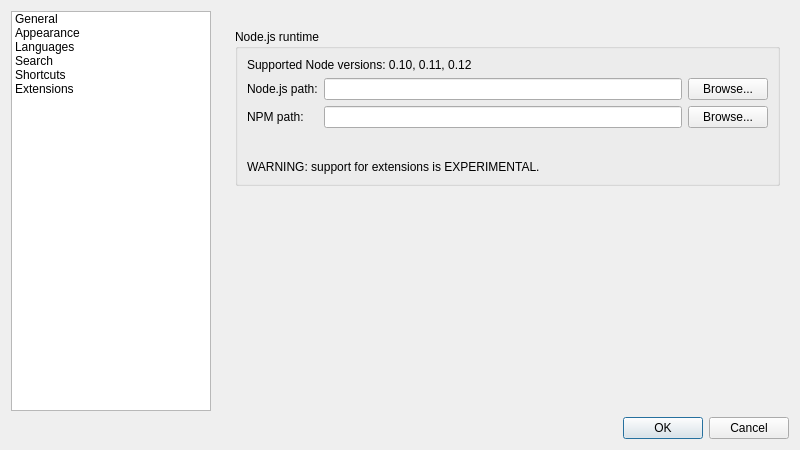
First picture: the form in src/ui/frmpreferences.ui, repository notepadqq/notepadqq, before the edit.
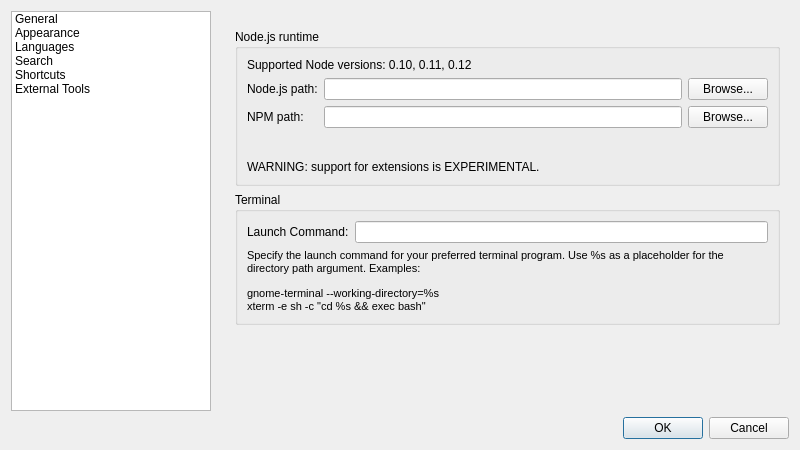
Second picture: the form after the edit. The open tabs and pages were chosen to show the change. Icons and pictures are not drawn.

The edit to the form file:
```diff
--- a/src/ui/frmpreferences.ui
+++ b/src/ui/frmpreferences.ui
@@ -78,7 +78,7 @@
        </item>
        <item>
         <property name="text">
-         <string>Extensions</string>
+         <string>External Tools</string>
         </property>
        </item>
       </widget>
@@ -86,7 +86,7 @@
      <item>
       <widget class="QStackedWidget" name="stackedWidget">
        <property name="currentIndex">
-        <number>0</number>
+        <number>4</number>
        </property>
        <widget class="QWidget" name="page">
         <layout class="QVBoxLayout" name="verticalLayout_6">
@@ -464,8 +464,8 @@
              <rect>
               <x>0</x>
               <y>0</y>
-              <width>403</width>
-              <height>196</height>
+              <width>551</width>
+              <height>400</height>
              </rect>
             </property>
             <layout class="QVBoxLayout" name="verticalLayout_3">
@@ -524,13 +524,6 @@
                   </item>
                  </layout>
                 </item>
-                <item row="4" column="0" colspan="2">
-                 <widget class="QLabel" name="label_6">
-                  <property name="text">
-                   <string>WARNING: support for extensions is EXPERIMENTAL.</string>
-                  </property>
-                 </widget>
-                </item>
                 <item row="3" column="0">
                  <spacer name="verticalSpacer_6">
                   <property name="orientation">
@@ -546,6 +539,58 @@
                    </size>
                   </property>
                  </spacer>
+                </item>
+                <item row="4" column="0" colspan="2">
+                 <widget class="QLabel" name="label_6">
+                  <property name="text">
+                   <string>WARNING: support for extensions is EXPERIMENTAL.</string>
+                  </property>
+                 </widget>
+                </item>
+               </layout>
+              </widget>
+             </item>
+             <item>
+              <widget class="QGroupBox" name="groupBox">
+               <property name="sizePolicy">
+                <sizepolicy hsizetype="Preferred" vsizetype="Preferred">
+                 <horstretch>0</horstretch>
+                 <verstretch>0</verstretch>
+                </sizepolicy>
+               </property>
+               <property name="title">
+                <string>Terminal</string>
+               </property>
+               <layout class="QVBoxLayout" name="verticalLayout_10">
+                <item>
+                 <layout class="QHBoxLayout" name="horizontalLayout_4">
+                  <item>
+                   <widget class="QLabel" name="label_8">
+                    <property name="text">
+                     <string>Launch Command:</string>
+                    </property>
+                   </widget>
+                  </item>
+                  <item>
+                   <widget class="QLineEdit" name="lineEdit"/>
+                  </item>
+                 </layout>
+                </item>
+                <item>
+                 <widget class="QLabel" name="label_9">
+                  <property name="lineWidth">
+                   <number>1</number>
+                  </property>
+                  <property name="text">
+                   <string>&lt;html&gt;&lt;head/&gt;&lt;body style=&quot; font-size:8pt;&quot;&gt;&lt;p&gt;Specify the launch command for your preferred terminal program. Use %s as a placeholder for the directory path argument. Examples:&lt;/p&gt;&lt;p&gt;gnome-terminal --working-directory=%s&lt;br/&gt;xterm -e sh -c &amp;quot;cd %s &amp;amp;&amp;amp; exec bash&amp;quot;&lt;/p&gt;&lt;/body&gt;&lt;/html&gt;</string>
+                  </property>
+                  <property name="scaledContents">
+                   <bool>false</bool>
+                  </property>
+                  <property name="wordWrap">
+                   <bool>true</bool>
+                  </property>
+                 </widget>
                 </item>
                </layout>
               </widget>
```
